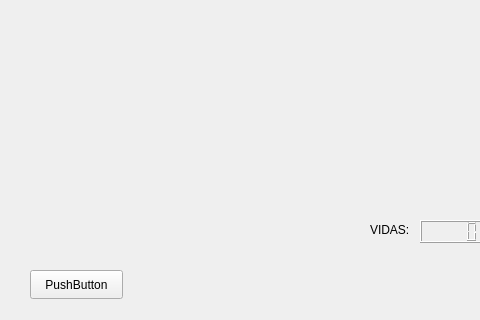
The window that mainwindow.ui (Dowito/Lab_5_version_2) describes before a commit, drawn with Qt 5; both pictures show x 0 to 480 and y 280 to 600 of the 800 by 600 pixel window.
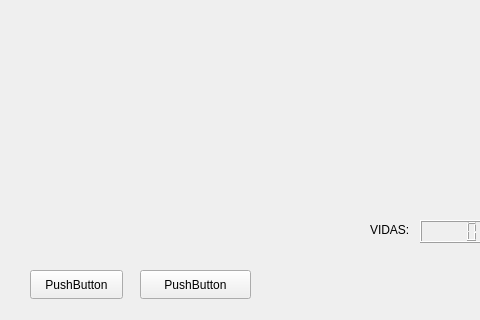
The same window after the commit.

The edit to the form file:
```diff
--- a/mainwindow.ui
+++ b/mainwindow.ui
@@ -60,6 +60,19 @@
      <string>PushButton</string>
     </property>
    </widget>
+   <widget class="QPushButton" name="quitarbomba">
+    <property name="geometry">
+     <rect>
+      <x>140</x>
+      <y>550</y>
+      <width>111</width>
+      <height>29</height>
+     </rect>
+    </property>
+    <property name="text">
+     <string>PushButton</string>
+    </property>
+   </widget>
   </widget>
  </widget>
  <resources/>
```
